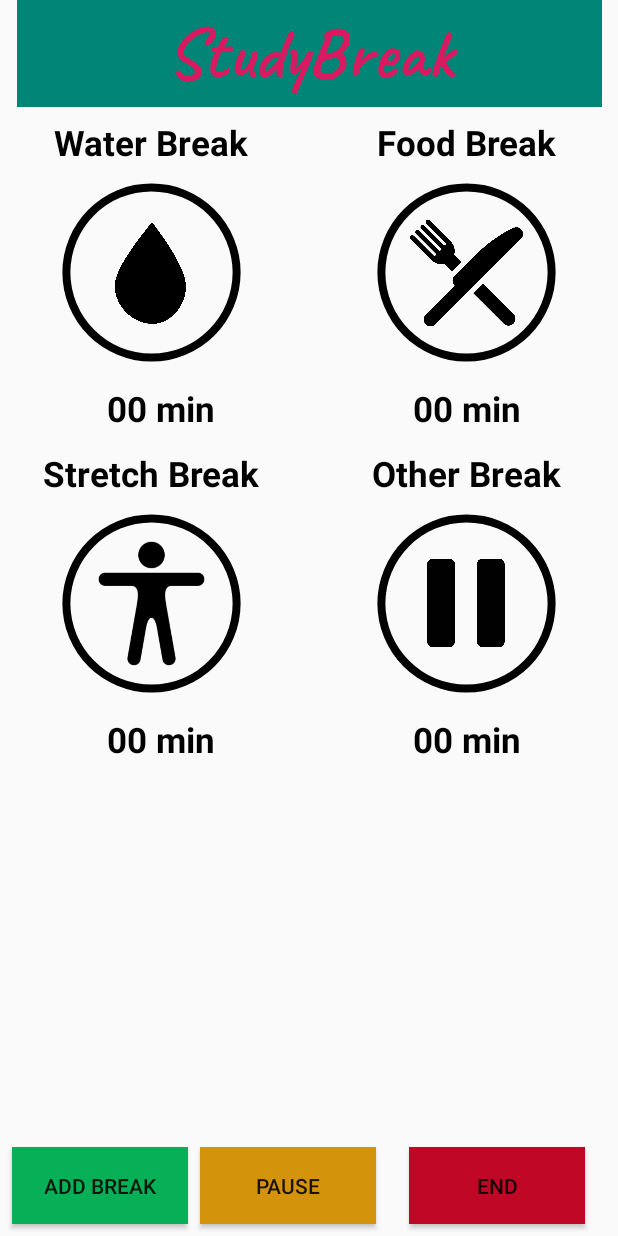
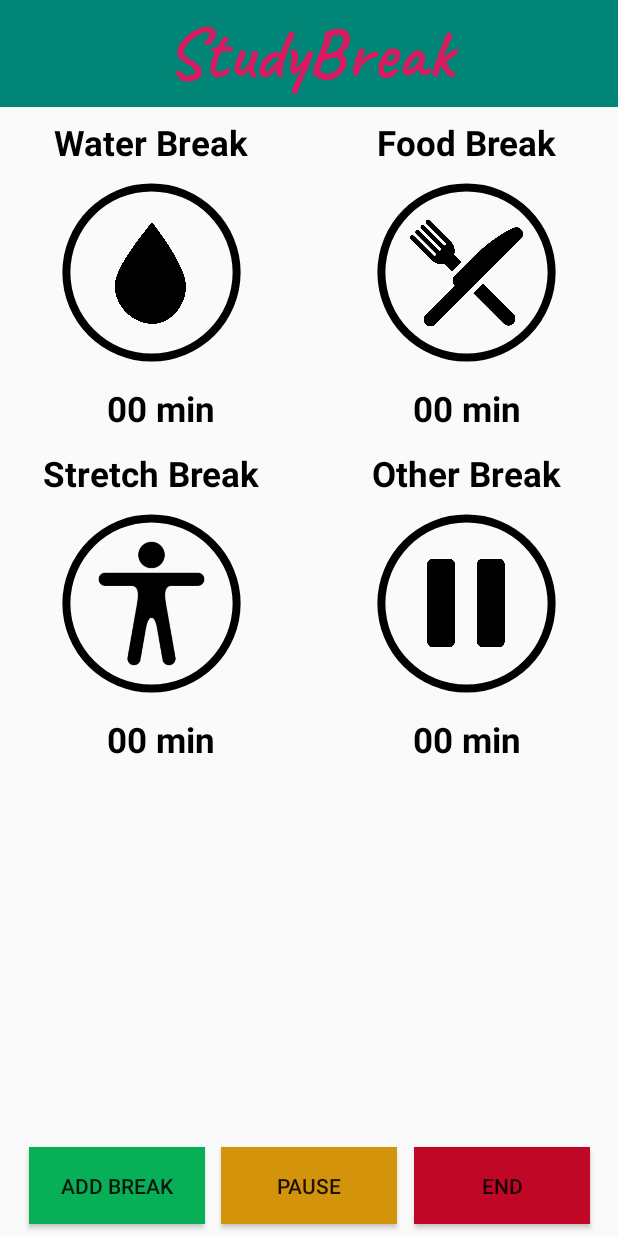
Before and after one commit to CiaraSouthgate/StudyBreak, an Android app: the layout activity_display_timer.xml on its own in the app's theme, with its tools: preview values and no code run, on a phone screen of 412 x 824 dp. Run offline under Robolectric (Android 15) with nearby library versions, the phone set to English and light mode, and no system bars; Roboto replaces fonts that are not available here.

Commit message:
Fixed spacing

```diff
--- a/app/src/main/res/layout/activity_display_timer.xml
+++ b/app/src/main/res/layout/activity_display_timer.xml
@@ -23,7 +23,7 @@
 
     <TextView
         android:id="@+id/title3"
-        android:layout_width="390dp"
+        android:layout_width="0dp"
         android:layout_height="71dp"
         android:background="@color/colorPrimary"
         android:fontFamily="@font/caveat_bold"
@@ -69,10 +69,10 @@
         android:id="@+id/stretchIcon"
         android:layout_width="94dp"
         android:layout_height="115dp"
-        app:layout_constraintBottom_toBottomOf="@id/stretchBar"
-        app:layout_constraintLeft_toLeftOf="@id/stretchBar"
-        app:layout_constraintRight_toRightOf="@id/stretchBar"
-        app:layout_constraintTop_toTopOf="@id/stretchBar"
+        app:layout_constraintBottom_toBottomOf="@+id/stretchBar"
+        app:layout_constraintLeft_toLeftOf="@+id/stretchBar"
+        app:layout_constraintRight_toRightOf="@+id/stretchBar"
+        app:layout_constraintTop_toTopOf="@+id/stretchBar"
         app:srcCompat="@drawable/stretchicon" />
 
     <TextView
@@ -138,10 +138,10 @@
         android:id="@+id/otherIcon"
         android:layout_width="97dp"
         android:layout_height="325dp"
-        app:layout_constraintBottom_toBottomOf="@id/otherBar"
-        app:layout_constraintLeft_toLeftOf="@id/otherBar"
-        app:layout_constraintRight_toRightOf="@id/otherBar"
-        app:layout_constraintTop_toTopOf="@id/otherBar"
+        app:layout_constraintBottom_toBottomOf="@+id/otherBar"
+        app:layout_constraintLeft_toLeftOf="@+id/otherBar"
+        app:layout_constraintRight_toRightOf="@+id/otherBar"
+        app:layout_constraintTop_toTopOf="@+id/otherBar"
         app:srcCompat="@drawable/pauseicon" />
 
     <TextView
@@ -207,10 +207,10 @@
         android:id="@+id/foodIcon"
         android:layout_width="75dp"
         android:layout_height="321dp"
-        app:layout_constraintBottom_toBottomOf="@id/foodBar"
-        app:layout_constraintLeft_toLeftOf="@id/foodBar"
-        app:layout_constraintRight_toRightOf="@id/foodBar"
-        app:layout_constraintTop_toTopOf="@id/foodBar"
+        app:layout_constraintBottom_toBottomOf="@+id/foodBar"
+        app:layout_constraintLeft_toLeftOf="@+id/foodBar"
+        app:layout_constraintRight_toRightOf="@+id/foodBar"
+        app:layout_constraintTop_toTopOf="@+id/foodBar"
         app:srcCompat="@drawable/foodicon2" />
 
     <TextView
@@ -261,10 +261,10 @@
         android:id="@+id/waterIcon"
         android:layout_width="68dp"
         android:layout_height="221dp"
-        app:layout_constraintBottom_toBottomOf="@id/waterBar"
-        app:layout_constraintLeft_toLeftOf="@id/waterBar"
-        app:layout_constraintRight_toRightOf="@id/waterBar"
-        app:layout_constraintTop_toTopOf="@id/waterBar"
+        app:layout_constraintBottom_toBottomOf="@+id/waterBar"
+        app:layout_constraintLeft_toLeftOf="@+id/waterBar"
+        app:layout_constraintRight_toRightOf="@+id/waterBar"
+        app:layout_constraintTop_toTopOf="@+id/waterBar"
         app:srcCompat="@drawable/watericon" />
 
     <TextView
@@ -307,24 +307,24 @@
         android:background="#07af57"
         android:text="Add Break"
         app:layout_constraintBottom_toBottomOf="parent"
+        app:layout_constraintEnd_toStartOf="@+id/pauseButton"
         app:layout_constraintStart_toStartOf="parent" />
 
     <Button
         android:id="@+id/pauseButton"
         android:layout_width="117dp"
         android:layout_height="51dp"
-        android:layout_marginStart="8dp"
         android:layout_marginBottom="8dp"
         android:background="#d3940c"
         android:text="Pause"
         app:layout_constraintBottom_toBottomOf="parent"
+        app:layout_constraintEnd_toStartOf="@+id/endButton"
         app:layout_constraintStart_toEndOf="@+id/addButton" />
 
     <Button
         android:id="@+id/endButton"
         android:layout_width="117dp"
         android:layout_height="51dp"
-        android:layout_marginStart="8dp"
         android:layout_marginEnd="8dp"
         android:layout_marginBottom="8dp"
         android:background="#c10726"
```
